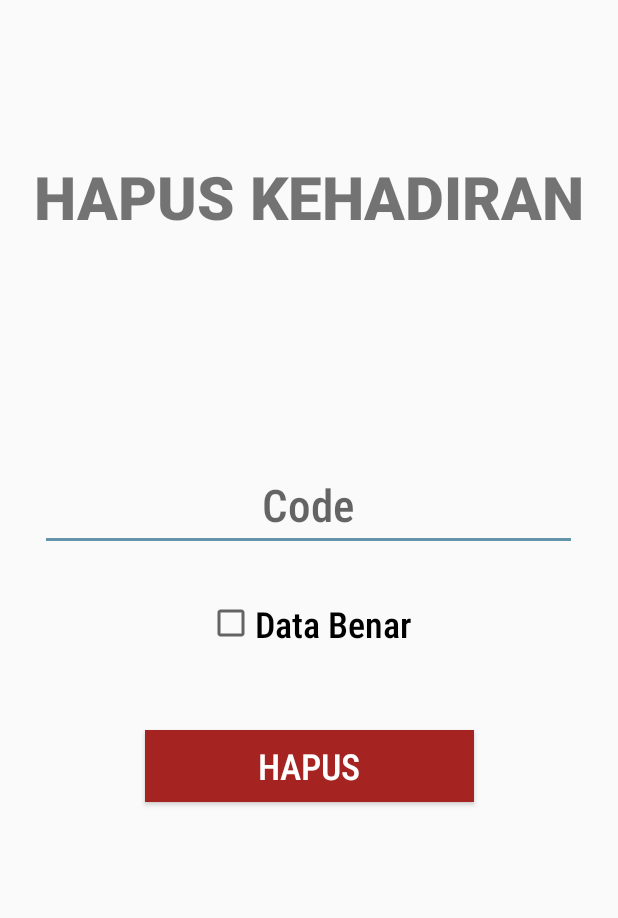
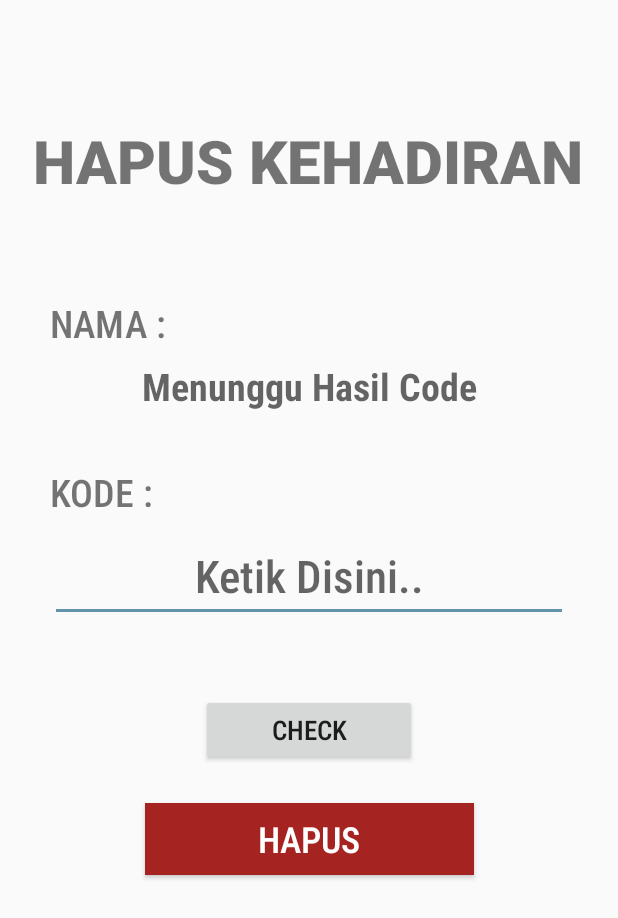
Before and after one commit to pencurivsmaling/AxelJordan12, an Android app: the DeleteActivity screen opened directly, with no data from a screen before it, on a phone screen of 412 x 824 dp. Shown: the top 918 px of the screen. Run offline under Robolectric (Android 15) with nearby library versions, the phone set to English and light mode, and no system bars; our stand-ins replace Firebase (no records; nobody signed in at launch, a user with empty details on screens opened directly).

Commit message:
Fix Hapus Kehadiran

```diff
--- a/app/src/main/java/com/gayung/qrscanner/DeleteActivity.java
+++ b/app/src/main/java/com/gayung/qrscanner/DeleteActivity.java
@@ -1,5 +1,6 @@
 package com.gayung.qrscanner;
 
+import android.support.annotation.NonNull;
 import android.support.v7.app.AppCompatActivity;
 import android.os.Bundle;
 import android.text.TextUtils;
@@ -7,18 +8,22 @@ import android.view.View;
 import android.widget.Button;
 import android.widget.CheckBox;
 import android.widget.EditText;
+import android.widget.TextView;
 import android.widget.Toast;
 
 import com.google.firebase.FirebaseApp;
+import com.google.firebase.database.DataSnapshot;
+import com.google.firebase.database.DatabaseError;
 import com.google.firebase.database.DatabaseReference;
 import com.google.firebase.database.FirebaseDatabase;
+import com.google.firebase.database.ValueEventListener;
 
 public class DeleteActivity extends AppCompatActivity {
 
     DatabaseReference databaseReference;
-    Button btn_delete;
-    CheckBox checkBox;
+    Button btn_delete,btn_check;
     EditText text_Code;
+    TextView text_user;
 
     @Override
     protected void onCreate(Bundle savedInstanceState) {
@@ -26,32 +31,55 @@ public class DeleteActivity extends AppCompatActivity {
         setContentView(R.layout.activity_delete);
 
         FirebaseApp.initializeApp(this);
+        text_user= findViewById(R.id.text_NamaUser);
         text_Code= findViewById(R.id.text_deletePeserta);
+        btn_check = findViewById(R.id.btn_Refresh2);
         btn_delete= findViewById(R.id.btn_submitDelete);
-        checkBox = findViewById(R.id.checkBoxDelete);
+        //checkBox = findViewById(R.id.checkBoxDelete);
 
         //Firebase
         databaseReference = FirebaseDatabase.getInstance().getReference("data");
 
 
-        btn_delete.setOnClickListener(new View.OnClickListener() {
+        btn_check.setOnClickListener(new View.OnClickListener() {
             @Override
             public void onClick(View v) {
+                final String code = text_Code.getText().toString().trim().toUpperCase();
 
-                String code = text_Code.getText().toString().toUpperCase().trim();
-
-                if ( checkBox.isChecked() && !TextUtils.isEmpty(code)){
-                    // String id = databaseReference.push().getKey();
-                    databaseReference.child(code).child("hadir").setValue(false);
-                    Toast.makeText(DeleteActivity.this,"Berhasil Ubah", Toast.LENGTH_LONG).show();
-                    finish();
-                }else if (!checkBox.isChecked()){
-                    Toast.makeText(DeleteActivity.this,"Konfirmasi Checkbox", Toast.LENGTH_LONG).show();
-                }else if (TextUtils.isEmpty(code)){
-                    Toast.makeText(DeleteActivity.this,"Data Kosong", Toast.LENGTH_LONG).show();
+                if (TextUtils.isEmpty(code)){
+                    Toast.makeText(DeleteActivity.this,"Harap Masukan Kode", Toast.LENGTH_LONG).show();
                 }
 
+                databaseReference.child(code).child("nama").addValueEventListener(new ValueEventListener() {
+                    @Override
+                    public void onDataChange(@NonNull DataSnapshot dataSnapshot) {
+                        final String nama = dataSnapshot.getValue(String.class);
+                        text_user.setText(nama);
+
+                        btn_delete.setOnClickListener(new View.OnClickListener() {
+                            @Override
+                            public void onClick(View v) {
+
+                                String code = text_Code.getText().toString().toUpperCase().trim();
+
+                                if ( !TextUtils.isEmpty(code)&& !TextUtils.isEmpty(nama)){
+                                    databaseReference.child(code).child("hadir").setValue(false);
+                                    setResult(001);
+                                    finish();
+                                }
+                            }
+                        });
+
+                    }
+
+                    @Override
+                    public void onCancelled(@NonNull DatabaseError databaseError) {
+
+                    }
+                });
             }
         });
+
+
     }
 }
--- a/app/src/main/java/com/gayung/qrscanner/MainActivity.java
+++ b/app/src/main/java/com/gayung/qrscanner/MainActivity.java
@@ -77,7 +77,7 @@ public class MainActivity extends AppCompatActivity {
             @Override
             public void onClick(View v) {
                 Intent intent = new Intent(MainActivity.this, DeleteActivity.class);
-                startActivity(intent);
+                startActivityForResult(intent,REQUEST_CODE);
             }
         });
     }
@@ -85,7 +85,7 @@ public class MainActivity extends AppCompatActivity {
     @Override
     protected void onActivityResult(int requestCode, int resultCode, Intent data) {
         if (requestCode == 001 || resultCode == 001){
-            Toast.makeText(this,"DATA INPUT BERHASIL", Toast.LENGTH_LONG).show();
+            Toast.makeText(this,"DATA BERHASIL DIUBAH", Toast.LENGTH_LONG).show();
         }
     }
 }
--- a/app/src/main/java/com/gayung/qrscanner/PesertaActivity.java
+++ b/app/src/main/java/com/gayung/qrscanner/PesertaActivity.java
@@ -58,10 +58,6 @@ public class PesertaActivity extends AppCompatActivity {
         recyclerView = findViewById(R.id.recyclerViewPeserta);
         recyclerView.setHasFixedSize(true);
         recyclerView.setLayoutManager(new LinearLayoutManager(this));
-
-
-
-
     }
 
     @Override
--- a/app/src/main/java/com/gayung/qrscanner/PesertaRecyclerAdapter.java
+++ b/app/src/main/java/com/gayung/qrscanner/PesertaRecyclerAdapter.java
@@ -36,11 +36,10 @@ public class PesertaRecyclerAdapter extends RecyclerView.Adapter<PesertaRecycler
         holder.code1.setText(list.get(position).getCode());
 
         if (list.get(position).getHadir() != true){
-            holder.hadir1.setText("NOT YET");
+            holder.hadir1.setText("BELUM HADIR");
         }else{
             holder.hadir1.setText("HADIR");
         }
-
     }
 
     @Override
--- a/app/src/main/res/layout/activity_delete.xml
+++ b/app/src/main/res/layout/activity_delete.xml
@@ -8,39 +8,22 @@
 
     <EditText
         android:id="@+id/text_deletePeserta"
-        android:layout_width="358dp"
+        android:layout_width="345dp"
         android:layout_height="wrap_content"
         android:layout_marginStart="8dp"
-        android:layout_marginTop="148dp"
+        android:layout_marginTop="8dp"
         android:layout_marginEnd="8dp"
+        android:capitalize="words"
         android:ems="10"
         android:fontFamily="sans-serif-condensed-medium"
-        android:hint="Code"
+        android:hint="Ketik Disini.."
+        android:inputType="textCapSentences"
         android:maxLength="4"
-        android:capitalize="words"
-        android:inputType="textCapSentences"
         android:textAlignment="center"
         android:textSize="30sp"
         app:layout_constraintEnd_toEndOf="parent"
-        app:layout_constraintHorizontal_bias="0.486"
         app:layout_constraintStart_toStartOf="parent"
-        app:layout_constraintTop_toBottomOf="@+id/textView5" />
-
-    <CheckBox
-        android:id="@+id/checkBoxDelete"
-        style="@android:style/Widget.CompoundButton.CheckBox"
-        android:layout_width="wrap_content"
-        android:layout_height="wrap_content"
-        android:layout_marginStart="8dp"
-        android:layout_marginTop="32dp"
-        android:layout_marginEnd="8dp"
-        android:fontFamily="sans-serif-condensed-medium"
-        android:text="Data Benar"
-        android:textAlignment="center"
-        android:textSize="24sp"
-        app:layout_constraintEnd_toEndOf="parent"
-        app:layout_constraintStart_toStartOf="parent"
-        app:layout_constraintTop_toBottomOf="@+id/text_deletePeserta" />
+        app:layout_constraintTop_toBottomOf="@+id/textView8" />
 
     <Button
         android:id="@+id/btn_submitDelete"
@@ -51,22 +34,22 @@
         android:layout_marginTop="8dp"
         android:layout_marginEnd="8dp"
         android:layout_marginBottom="8dp"
+        android:background="#a52422"
         android:fontFamily="sans-serif-condensed-medium"
         android:text="HAPUS"
-        android:background="#a52422"
         android:textSize="24sp"
         app:layout_constraintBottom_toBottomOf="parent"
         app:layout_constraintEnd_toEndOf="parent"
         app:layout_constraintStart_toStartOf="parent"
-        app:layout_constraintTop_toBottomOf="@+id/checkBoxDelete"
-        app:layout_constraintVertical_bias="0.142" />
+        app:layout_constraintTop_toBottomOf="@+id/btn_Refresh2"
+        app:layout_constraintVertical_bias="0.068" />
 
     <TextView
         android:id="@+id/textView5"
         android:layout_width="wrap_content"
         android:layout_height="wrap_content"
         android:layout_marginStart="8dp"
-        android:layout_marginTop="104dp"
+        android:layout_marginTop="80dp"
         android:layout_marginEnd="8dp"
         android:fontFamily="sans-serif-medium"
         android:text="HAPUS KEHADIRAN"
@@ -74,7 +57,72 @@
         android:textSize="40sp"
         android:textStyle="bold"
         app:layout_constraintEnd_toEndOf="parent"
+        app:layout_constraintHorizontal_bias="0.481"
         app:layout_constraintStart_toStartOf="parent"
         app:layout_constraintTop_toTopOf="parent" />
 
+    <TextView
+        android:id="@+id/textView2"
+        android:layout_width="wrap_content"
+        android:layout_height="34dp"
+        android:layout_marginStart="8dp"
+        android:layout_marginTop="64dp"
+        android:layout_marginEnd="8dp"
+        android:fontFamily="sans-serif-condensed-medium"
+        android:text="NAMA :"
+        android:textAlignment="center"
+        android:textSize="25sp"
+        app:layout_constraintEnd_toEndOf="parent"
+        app:layout_constraintHorizontal_bias="0.078"
+        app:layout_constraintStart_toStartOf="parent"
+        app:layout_constraintTop_toBottomOf="@+id/textView5" />
+
+    <TextView
+        android:id="@+id/text_NamaUser"
+        android:layout_width="345dp"
+        android:layout_height="wrap_content"
+        android:layout_marginStart="8dp"
+        android:layout_marginTop="8dp"
+        android:layout_marginEnd="8dp"
+        android:ems="10"
+        android:fontFamily="sans-serif-condensed-medium"
+        android:hint="Menunggu Hasil Code"
+        android:textAlignment="center"
+        android:textSize="25sp"
+        android:textStyle="bold"
+        app:layout_constraintEnd_toEndOf="parent"
+        app:layout_constraintStart_toStartOf="parent"
+        app:layout_constraintTop_toBottomOf="@+id/textView2" />
+
+    <TextView
+        android:id="@+id/textView8"
+        android:layout_width="wrap_content"
+        android:layout_height="wrap_content"
+        android:layout_marginStart="8dp"
+        android:layout_marginTop="36dp"
+        android:layout_marginEnd="8dp"
+        android:fontFamily="sans-serif-condensed-medium"
+        android:text="KODE :"
+        android:textAlignment="center"
+        android:textSize="25sp"
+        app:layout_constraintEnd_toEndOf="parent"
+        app:layout_constraintHorizontal_bias="0.076"
+        app:layout_constraintStart_toStartOf="parent"
+        app:layout_constraintTop_toBottomOf="@+id/text_NamaUser" />
+
+    <Button
+        android:id="@+id/btn_Refresh2"
+        android:layout_width="144dp"
+        android:layout_height="wrap_content"
+        android:layout_marginStart="8dp"
+        android:layout_marginTop="48dp"
+        android:layout_marginEnd="8dp"
+        android:fontFamily="sans-serif-condensed-medium"
+        android:text="CHECK"
+        android:textSize="18sp"
+        app:layout_constraintEnd_toEndOf="parent"
+        app:layout_constraintStart_toStartOf="parent"
+        app:layout_constraintTop_toBottomOf="@+id/text_deletePeserta" />
+
+
 </android.support.constraint.ConstraintLayout>
--- a/app/src/main/res/layout/list_peserta.xml
+++ b/app/src/main/res/layout/list_peserta.xml
@@ -32,6 +32,7 @@
 
         <TextView
             android:id="@+id/text_Kehadiran"
+            android:fontFamily="sans-serif-condensed-medium"
             android:layout_width="match_parent"
             android:layout_height="wrap_content"
             android:text="TextView"
```
Also changed, not shown: app/src/main/java/com/gayung/qrscanner/ManualActivity.java (+2 -35 lines), app/src/main/res/layout/activity_manual.xml (+8 -5 lines), app/src/main/res/layout/activity_peserta.xml (+5 -3 lines), app/src/main/res/layout/activity_submit.xml (+6 -6 lines).
